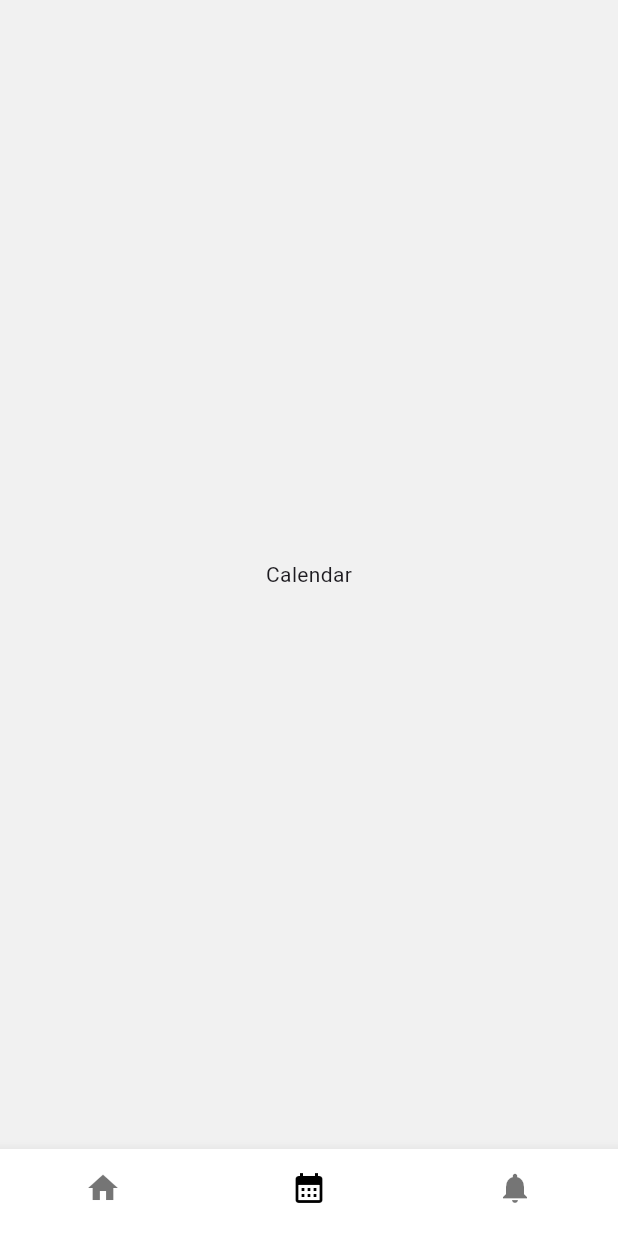
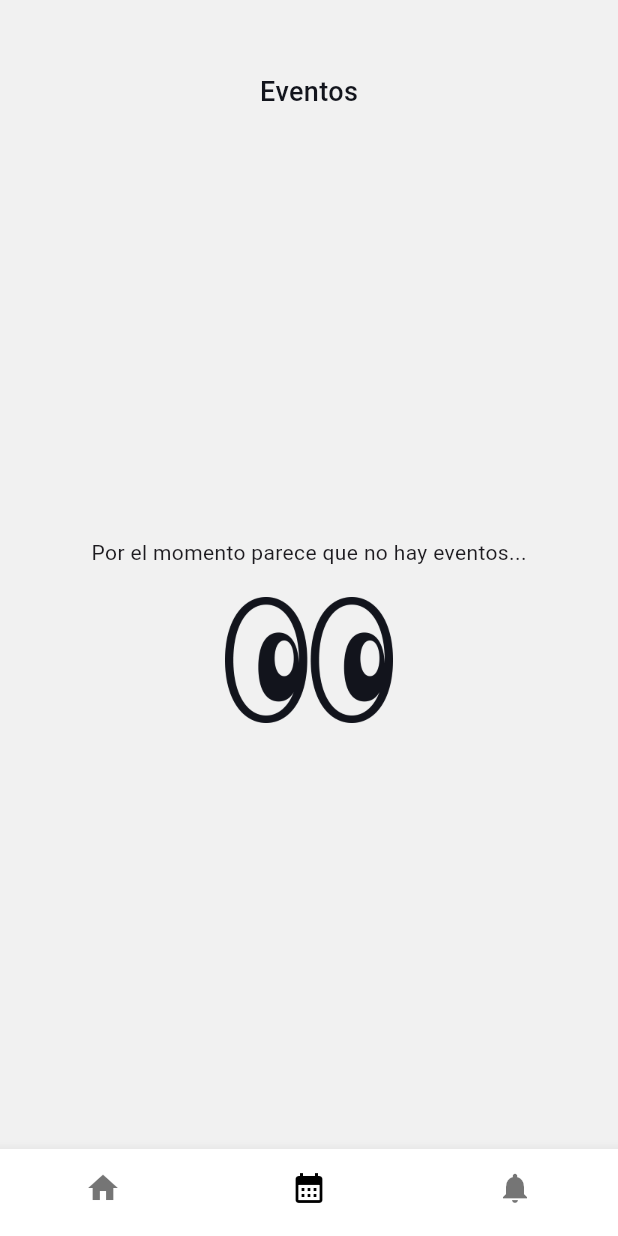
Before and after one commit to RubenPardo/rudo_app_clone, a Flutter app: the HomeMenuPage screen opened directly with empty values, item 2 of the bottom bar chosen, on a phone screen of 412 x 824 dp. Run offline on Flutter 3.47's test engine with Material 2 defaults, Android fonts, the phone set to English and light mode, and no system bars; our stand-ins replace dio, equatable, firebase_core, flutter_bloc, flutter_secure_storage, geolocator and 3 more; missing offline and left inert: avatar_stack; accounts and stored records are empty; network calls fail.

Commit message:
Add new event list page

```diff
--- a/lib/presentation/bloc/home/home_bloc.dart
+++ b/lib/presentation/bloc/home/home_bloc.dart
@@ -27,11 +27,8 @@ class HomeBloc extends Bloc<HomeEvent,HomeState>{
           try{
 
             _officeDays = await GetOfficeDaysUseCase().call();
-            emit(LoadedOfficeDays(officeDays: _officeDays));
-
-
             _events = await GetUpcomingEventsUseCase().call();
-            emit(LoadedEvents(events:_events));
+            emit(LoadedContent(officeDays: _officeDays, events: _events));
 
             isAllLoaded = true;
 
@@ -41,8 +38,7 @@ class HomeBloc extends Bloc<HomeEvent,HomeState>{
             emit(Error("Error inseperado al obtner la información")); // ----- return error
           }
         }else{
-          emit(LoadedOfficeDays(officeDays:_officeDays));
-          emit(LoadedEvents(events:_events));
+          emit(LoadedContent(officeDays: _officeDays, events: _events));
           isAllLoaded = true;
         }
 
--- a/lib/presentation/bloc/home/home_state.dart
+++ b/lib/presentation/bloc/home/home_state.dart
@@ -21,18 +21,11 @@ class Error extends HomeState{
   List<Object?> get props => [message];
 }
 
-class LoadedOfficeDays extends HomeState{
+class LoadedContent extends HomeState{
+  final List<Event> events;
   final List<OfficeDay> officeDays;
-  LoadedOfficeDays({required this.officeDays});
+  LoadedContent({required this.events, required this.officeDays});
 
   @override
-  List<Object?> get props => [officeDays];
+  List<Object?> get props => [events, officeDays];
 }
-
-class LoadedEvents extends HomeState{
-  final List<Event> events;
-  LoadedEvents({required this.events});
-
-  @override
-  List<Object?> get props => [events];
-}
--- /dev/null
+++ b/lib/presentation/pages/events_page.dart
@@ -0,0 +1,129 @@
+import 'package:flutter/material.dart';
+import 'package:flutter_bloc/flutter_bloc.dart';
+import 'package:rudo_app_clone/app/styles.dart';
+import 'package:rudo_app_clone/core/utils.dart';
+import 'package:rudo_app_clone/data/model/event.dart';
+import 'package:rudo_app_clone/presentation/bloc/home/home_bloc.dart';
+import 'package:collection/collection.dart';
+import 'package:rudo_app_clone/presentation/widgets/custom_card_widget.dart';
+import 'package:rudo_app_clone/presentation/widgets/event_widget.dart';
+
+import '../bloc/home/home_event.dart';
+import '../bloc/home/home_state.dart';
+
+class EventsPage extends StatefulWidget {
+  const EventsPage({super.key});
+
+  @override
+  State<EventsPage> createState() => _EventsPageState();
+}
+
+class _EventsPageState extends State<EventsPage> {
+
+
+   @override
+  Widget build(BuildContext context) {
+    return BlocConsumer<HomeBloc,HomeState>(
+        builder: (context, state) {
+          return Column(
+            mainAxisSize: MainAxisSize.min,
+            children: [
+              const SizedBox(height: 48,),
+              const Center(child: Text('Eventos',style: CustomTextStyles.title2,),),
+              Flexible(
+                child: RefreshIndicator(
+                  onRefresh: () {
+                    context.read<HomeBloc>().add(InitHome(fromMemory: false));
+                    return Future(() => null);
+                  },
+                  child: state is LoadedContent
+                    ?  state.events.isEmpty ?_emptyEvents() :_buildEventList(state.events)
+                    : state is Loading
+                      ? const Center(child: CircularProgressIndicator(),)
+                      : _buildErrorEvents(),
+
+                ),
+              ),
+            ],
+          );
+        },
+        listener: (context, state) {
+        },
+    );
+  }
+  // build a list events separated by date
+  Widget _buildEventList(List<Event> events) {
+
+    if(events.isEmpty){
+
+    }
+
+     List<List<Event>> eventsGroupByDate = events.groupListsBy((element) => element.start).values.toList();
+
+     return Padding(
+       padding: const EdgeInsets.symmetric(horizontal: 16),
+       child: ListView.builder(
+        padding: EdgeInsets.zero,
+        shrinkWrap: true,
+        itemCount: eventsGroupByDate.length,
+        itemBuilder: (context, index) {
+          return Column(
+            crossAxisAlignment: CrossAxisAlignment.start,
+            children: [
+              Text(eventsGroupByDate[index][0].start.toStringDataNameDayMonth(),style: CustomTextStyles.title2,),
+              const SizedBox(height: 12,),
+              ListView.builder(
+                padding: EdgeInsets.zero,
+                physics: const NeverScrollableScrollPhysics(),
+                shrinkWrap: true,
+                itemCount: eventsGroupByDate[index].length,
+                itemBuilder: (context, indexEvent) {
+                  return CustomCard(child: EventWidget(event: eventsGroupByDate[index][indexEvent]));
+                },
+              )
+            ],
+          );
+        },
+         ),
+     );
+  }
+
+  Widget _emptyEvents(){
+    return CustomScrollView(
+      slivers: [
+        SliverFillRemaining(
+          child: Column(
+              crossAxisAlignment: CrossAxisAlignment.center,
+              mainAxisAlignment: MainAxisAlignment.center,
+              mainAxisSize: MainAxisSize.max,
+              children: [
+                const Text('Por el momento parece que no hay eventos...'),
+                const SizedBox(height: 20,),
+                Image.asset('assets/images/empty_alerts.png',height: 84,)
+            ]),
+          )
+      ],
+    );
+  }
+
+  Widget _buildErrorEvents(){
+    return CustomScrollView(
+      slivers: [
+        SliverFillRemaining(
+          child: Column(
+              crossAxisAlignment: CrossAxisAlignment.center,
+              mainAxisAlignment: MainAxisAlignment.center,
+              mainAxisSize: MainAxisSize.max,
+              children: [
+                const Text('Parece que ha ocurrido error, vuelve a intentarlo más tarde.'),
+                const SizedBox(height: 20,),
+                Image.asset('assets/images/empty_alerts.png',height: 84,)
+            ]),
+          )
+      ],
+    );
+  }
+
+
+
+}
--- a/lib/presentation/pages/home_menu_page.dart
+++ b/lib/presentation/pages/home_menu_page.dart
@@ -2,6 +2,7 @@ import 'package:flutter/material.dart';
 import 'package:flutter/src/widgets/framework.dart';
 import 'package:flutter/src/widgets/placeholder.dart';
 import 'package:rudo_app_clone/data/model/user/user_data.dart';
+import 'package:rudo_app_clone/presentation/pages/events_page.dart';
 import 'package:rudo_app_clone/presentation/pages/home_page.dart';
 
 class HomeMenuPage extends StatefulWidget {
@@ -22,7 +23,7 @@ class _HomeMenuPageState extends State<HomeMenuPage> {
 
       body: <Widget>[
         HomePage(userData: widget.userData),
-        Center(child: Text('Calendar'),),
+        EventsPage(),
         Center(child: Text('Notifiacions'),),
 
       ][_currentIndex],
```
Also changed, not shown: lib/core/utils.dart (+7 -1 lines), lib/presentation/pages/home_page.dart (+19 -37 lines), lib/presentation/widgets/event_widget.dart (+52 -11 lines), pubspec.yaml (+8 -0 lines), assets/images/empty_alerts.png (added), assets/images/empty_events.png (added), assets/images/green_check.png (added), assets/images/red_calendar.png (added), assets/images/red_clock.png (added), assets/images/red_cross.png (added), assets/images/yellow_interrogant.png (added), pubspec.lock.
